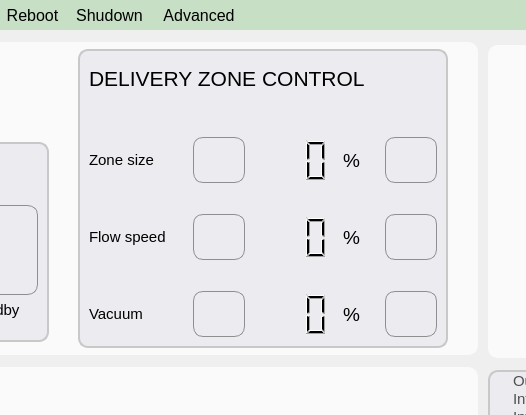
First picture: the form in apps/Lab-on-a-tip/Lab-on-a-tip.ui, repository bellonemauro/Labonatip2.0, before the edit; both pictures show x 543 to 1069 and y 0 to 415 of the 1400 by 841 pixel window.
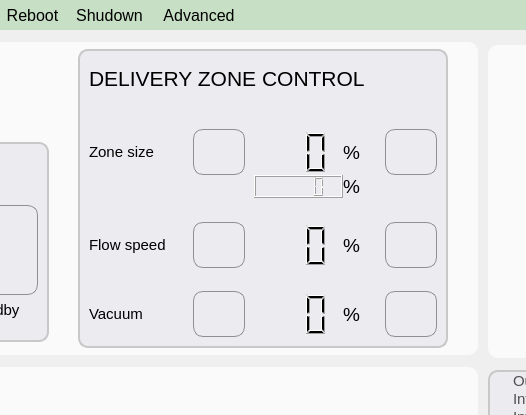
Second picture: the form after the edit. Icons and pictures are not drawn.

```diff
--- a/apps/Lab-on-a-tip/Lab-on-a-tip.ui
+++ b/apps/Lab-on-a-tip/Lab-on-a-tip.ui
@@ -1834,7 +1834,7 @@
                     </property>
                    </widget>
                   </item>
-                  <item row="5" column="4">
+                  <item row="6" column="4">
                    <widget class="QLabel" name="label_flowspeed_percentage">
                     <property name="maximumSize">
                      <size>
@@ -1858,7 +1858,7 @@
                     </property>
                    </widget>
                   </item>
-                  <item row="5" column="5" colspan="2">
+                  <item row="6" column="5" colspan="2">
                    <widget class="QPushButton" name="pushButton_flowspeed_plus">
                     <property name="sizePolicy">
                      <sizepolicy hsizetype="Fixed" vsizetype="Fixed">
@@ -1923,7 +1923,7 @@
                     </property>
                    </widget>
                   </item>
-                  <item row="8" column="4">
+                  <item row="9" column="4">
                    <widget class="QLabel" name="label_vacuum_percentage">
                     <property name="maximumSize">
                      <size>
@@ -1947,7 +1947,7 @@
                     </property>
                    </widget>
                   </item>
-                  <item row="8" column="5" colspan="2">
+                  <item row="9" column="5" colspan="2">
                    <widget class="QPushButton" name="pushButton_vacuum_plus">
                     <property name="sizePolicy">
                      <sizepolicy hsizetype="Fixed" vsizetype="Fixed">
@@ -2085,7 +2085,7 @@
                     </property>
                    </widget>
                   </item>
-                  <item row="5" column="3">
+                  <item row="6" column="3">
                    <widget class="QLCDNumber" name="lcdNumber_flowspeed_percentage">
                     <property name="maximumSize">
                      <size>
@@ -2110,7 +2110,7 @@
                     </property>
                    </widget>
                   </item>
-                  <item row="8" column="3">
+                  <item row="9" column="3">
                    <widget class="QLCDNumber" name="lcdNumber_vacuum_percentage">
                     <property name="maximumSize">
                      <size>
@@ -2135,7 +2135,7 @@
                     </property>
                    </widget>
                   </item>
-                  <item row="8" column="2">
+                  <item row="9" column="2">
                    <widget class="QPushButton" name="pushButton_vacuum_minus">
                     <property name="sizePolicy">
                      <sizepolicy hsizetype="Fixed" vsizetype="Fixed">
@@ -2200,7 +2200,7 @@
                     </property>
                    </widget>
                   </item>
-                  <item row="5" column="2">
+                  <item row="6" column="2">
                    <widget class="QPushButton" name="pushButton_flowspeed_minus">
                     <property name="sizePolicy">
                      <sizepolicy hsizetype="Fixed" vsizetype="Fixed">
@@ -2330,7 +2330,7 @@
                     </property>
                    </widget>
                   </item>
-                  <item row="7" column="1" rowspan="2">
+                  <item row="8" column="1" rowspan="2">
                    <widget class="QLabel" name="label_DZC_vacuum">
                     <property name="font">
                      <font>
@@ -2378,7 +2378,7 @@
                     </property>
                    </widget>
                   </item>
-                  <item row="5" column="1">
+                  <item row="6" column="1">
                    <widget class="QLabel" name="label_DZC_flowSpeed">
                     <property name="minimumSize">
                      <size>
@@ -2426,7 +2426,7 @@
                     </property>
                    </widget>
                   </item>
-                  <item row="4" column="1" colspan="4">
+                  <item row="5" column="1" colspan="4">
                    <spacer name="verticalSpacer_2">
                     <property name="orientation">
                      <enum>Qt::Vertical</enum>
@@ -2452,7 +2452,7 @@
                     </property>
                    </spacer>
                   </item>
-                  <item row="6" column="1" colspan="4">
+                  <item row="7" column="1" colspan="4">
                    <spacer name="verticalSpacer">
                     <property name="orientation">
                      <enum>Qt::Vertical</enum>
@@ -2465,6 +2465,21 @@
                     </property>
                    </spacer>
                   </item>
+                  <item row="4" column="3">
+                   <widget class="QLCDNumber" name="lcdNumber_dropletSize_percentage_2"/>
+                  </item>
+                  <item row="4" column="4">
+                   <widget class="QLabel" name="label_4">
+                    <property name="font">
+                     <font>
+                      <pointsize>14</pointsize>
+                     </font>
+                    </property>
+                    <property name="text">
+                     <string>%</string>
+                    </property>
+                   </widget>
+                  </item>
                  </layout>
                 </widget>
                </item>
```
